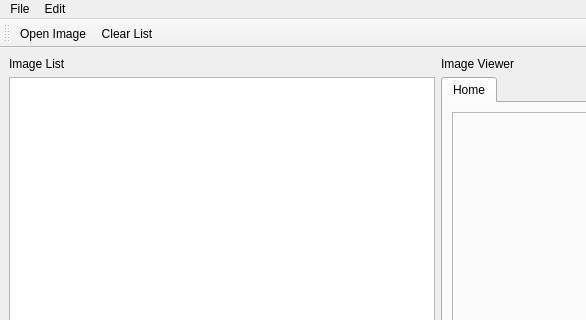
This is UI/image_viewer.ui in KimYeonJun/ImageViewer as Qt 5 draws it before an edit; both pictures show x 0 to 586 and y 0 to 320 of the 1089 by 685 pixel window. The edited form follows.
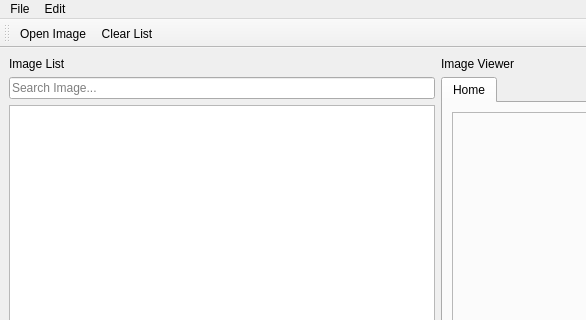
This is the edited form. Icons and pictures are not drawn.

Commit message: Feat: Search Image

Patch:
```diff
--- a/UI/image_viewer.ui
+++ b/UI/image_viewer.ui
@@ -20,7 +20,7 @@
   <widget class="QWidget" name="centralwidget">
    <layout class="QGridLayout" name="gridLayout">
     <item row="0" column="0">
-     <layout class="QVBoxLayout" name="verticalLayout">
+     <layout class="QVBoxLayout" name="verticalLayout_2">
       <item>
        <layout class="QHBoxLayout" name="horizontalLayout" stretch="2,3">
         <item>
@@ -42,7 +42,18 @@
       <item>
        <layout class="QHBoxLayout" name="horizontalLayout_2" stretch="2,3">
         <item>
-         <widget class="QListWidget" name="image_list_widget"/>
+         <layout class="QVBoxLayout" name="verticalLayout">
+          <item>
+           <widget class="QLineEdit" name="lineEdit">
+            <property name="placeholderText">
+             <string>Search Image...</string>
+            </property>
+           </widget>
+          </item>
+          <item>
+           <widget class="QListWidget" name="image_list_widget"/>
+          </item>
+         </layout>
         </item>
         <item>
          <widget class="QTabWidget" name="image_viewer_tab">
```
The commit also changes 5 other files.
